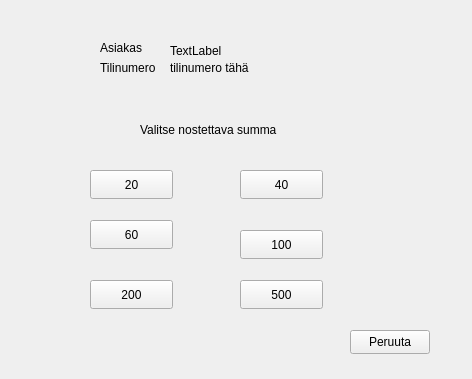
The window that frontend/nostosummawindow.ui (22kmo-project/group_1) describes before a commit, drawn with Qt 5.
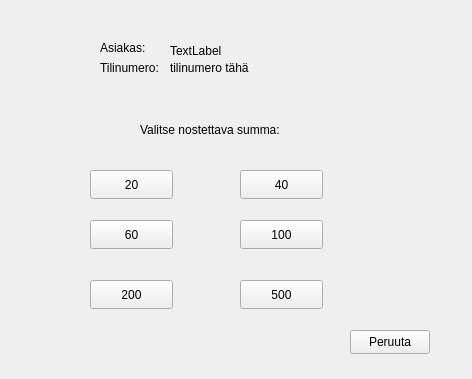
The same window after the commit.

Diff of the .ui file:
```diff
--- a/frontend/nostosummawindow.ui
+++ b/frontend/nostosummawindow.ui
@@ -56,7 +56,7 @@
    <property name="geometry">
     <rect>
      <x>240</x>
-     <y>230</y>
+     <y>220</y>
      <width>83</width>
      <height>29</height>
     </rect>
@@ -101,7 +101,7 @@
     </rect>
    </property>
    <property name="text">
-    <string>Valitse nostettava summa</string>
+    <string>Valitse nostettava summa:</string>
    </property>
   </widget>
   <widget class="QPushButton" name="suljeButton">
@@ -127,7 +127,7 @@
     </rect>
    </property>
    <property name="text">
-    <string>Tilinumero</string>
+    <string>Tilinumero:</string>
    </property>
   </widget>
   <widget class="QLabel" name="tiliLabel">
@@ -179,7 +179,7 @@
     </rect>
    </property>
    <property name="text">
-    <string>Asiakas</string>
+    <string>Asiakas:</string>
    </property>
   </widget>
   <widget class="QLabel" name="nimi_label">
```
